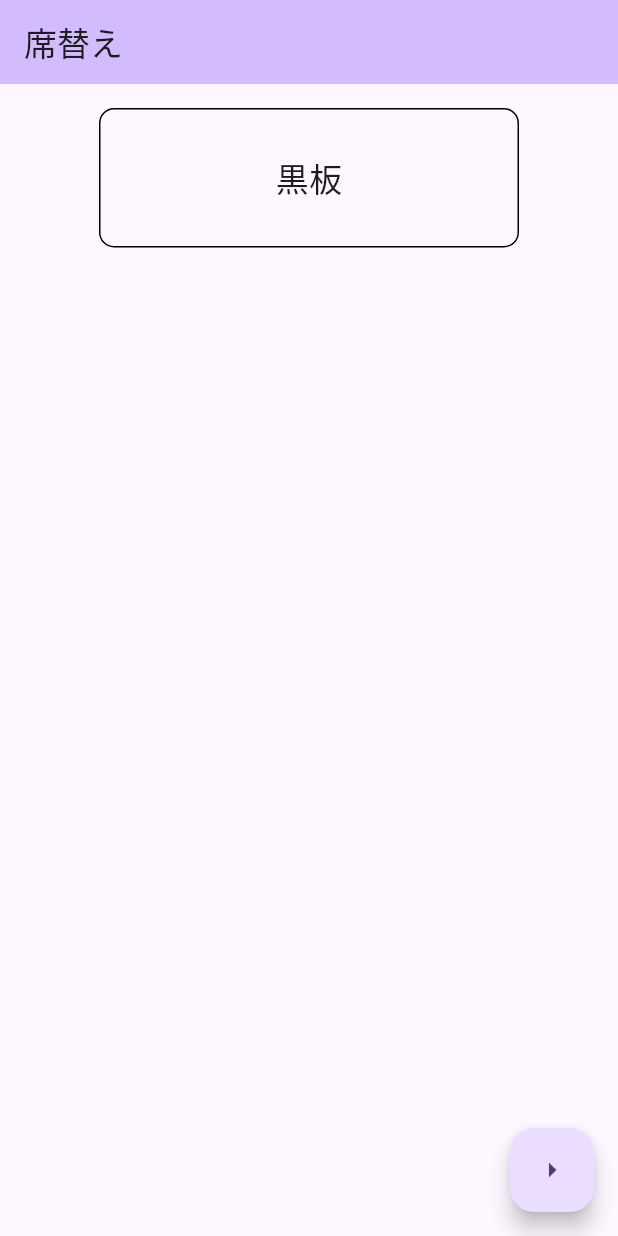
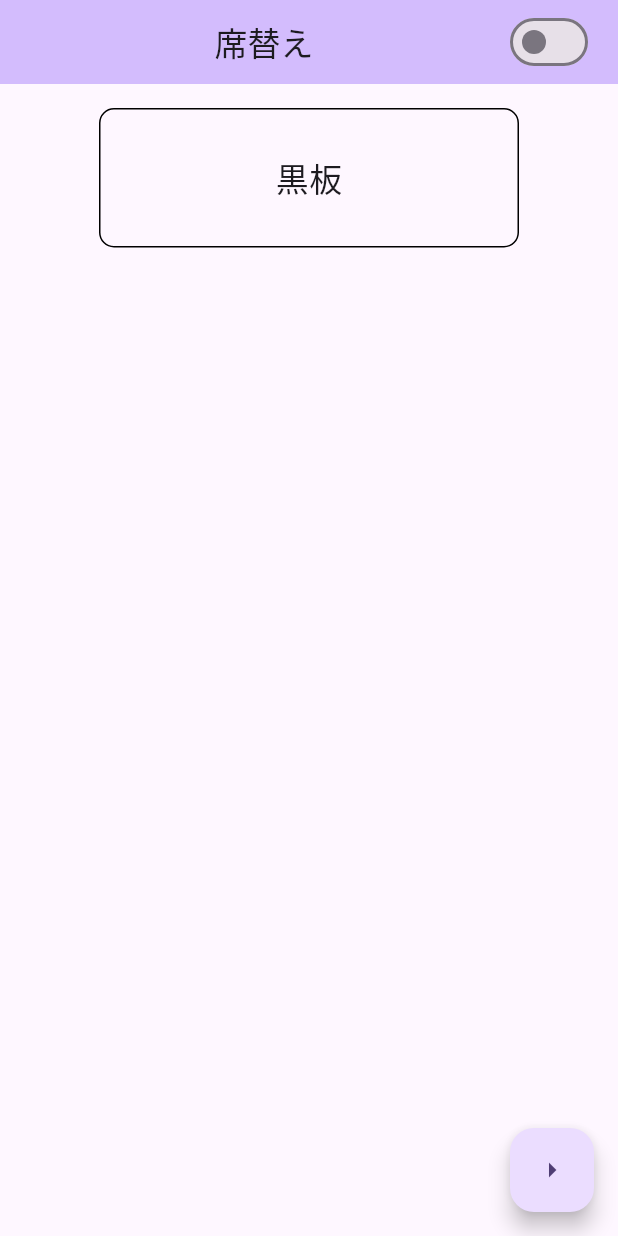
Before and after one commit to tyunh-lab/sekigae, a Flutter app: the screen it shows after launch, after a tap on the "arrow right" icon, on a phone screen of 412 x 824 dp. Run offline on Flutter 3.47's test engine with Material 3 defaults, Android fonts, the phone set to English and light mode, and no system bars; our stand-ins replace audioplayers.

Commit message:
先生に送る用のやつ

```diff
--- a/lib/main.dart
+++ b/lib/main.dart
@@ -46,8 +46,9 @@ class _MyHomePageState extends State<MyHomePage> {
       seki.add(i);
     }
     seki.shuffle();
-    //留学生関係のコード
 
+    //留学生考慮するとき
+    if (considerOverseasStudent) {
       //留学生関係のコード
       List original = []; //移動される方たちの番号
       List edited = []; //引越される方達のindex
@@ -75,6 +76,8 @@ class _MyHomePageState extends State<MyHomePage> {
       seki[edited[2]] = original[2];
       seki[edited[3]] = original[3];
       seki[edited[4]] = original[4];
+    }
+    //ここまで
 
     setState(() {
       seki;
@@ -143,13 +146,26 @@ class _MyHomePageState extends State<MyHomePage> {
     }
   }
 
+  bool considerOverseasStudent = false;
+
   @override
   Widget build(BuildContext context) {
     Size size = MediaQuery.of(context).size;
     return Scaffold(
       appBar: AppBar(
         backgroundColor: Theme.of(context).colorScheme.inversePrimary,
-        title: const Text('席替え'),
+        title: Row(children: [
+          const Spacer(),
+          const Text('席替え'),
+          const Spacer(),
+          Switch(
+              value: considerOverseasStudent,
+              onChanged: (c) {
+                setState(() {
+                  considerOverseasStudent = c;
+                });
+              })
+        ]),
       ),
       body: Center(
         child: Column(
```
Also changed, not shown: pubspec.lock, 2 other files. Lines whose indentation alone changed are shown as unchanged.
